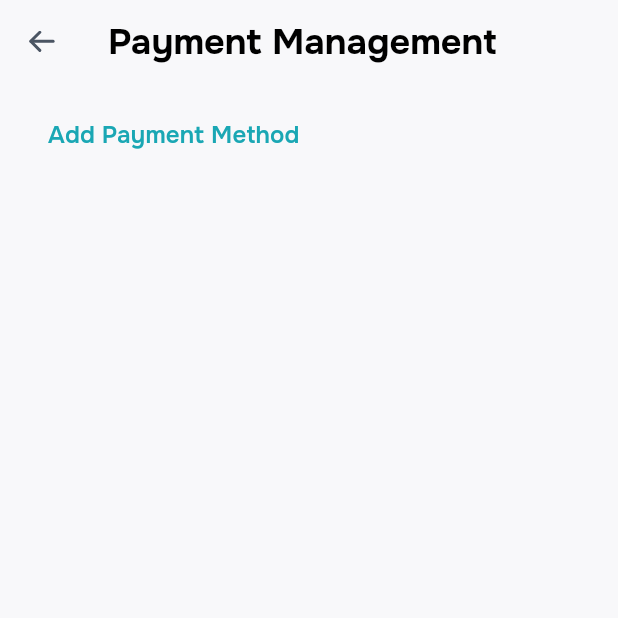
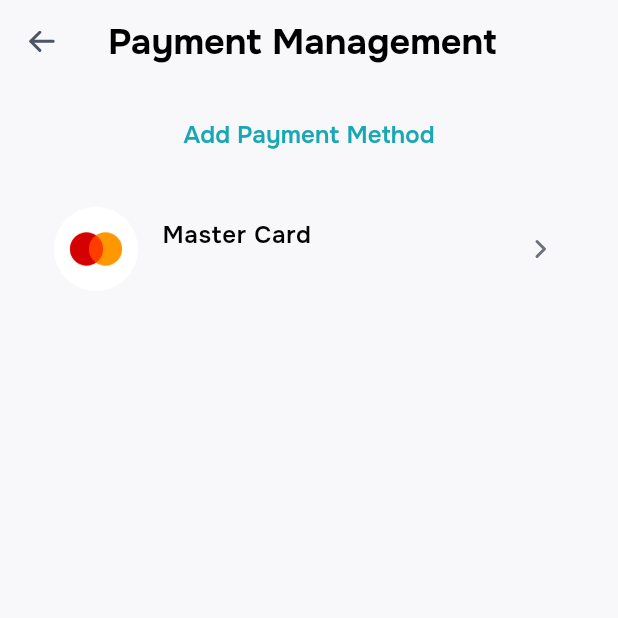
Before and after one commit to fatima-tehreem09/parcel_delivery_app, a Flutter app: the PaymentMethod screen opened by its route, on a phone screen of 412 x 824 dp, the top half of it. Run offline on Flutter 3.47's test engine with Material 3 defaults, Android fonts, the phone set to English and light mode, and no system bars; our stand-ins replace cached_network_image, camera, dio, flutter_riverpod, flutter_svg, freezed_annotation and 7 more; missing offline and left inert: custom_info_window, reusables; accounts and stored records are empty; generated files the repository leaves out were written again; network calls fail; project files that could hold a hidden picture were left out.

Commit message:
payment methods

```diff
--- a/lib/src/const/assets.dart
+++ b/lib/src/const/assets.dart
@@ -43,8 +43,10 @@ class AppAssets {
   static const pinSvg = '${iconPath}pin.svg';
   static const sendButtonIcon = '${iconPath}send-button.svg';
   static const pinPng = '${imagePath}pin.png';
+  static const masterCardIcon = '${imagePath}master-card.png';
 
   static const dragHandle = '${iconPath}drag-handle.svg';
   static const callDecline = '${iconPath}call-decline.svg';
   static const callAccept = '${iconPath}call-accept.svg';
+  static const arrowForward = '${iconPath}arrow-forward.svg';
 }
--- a/lib/src/features/create_tag/views/add_tag.dart
+++ b/lib/src/features/create_tag/views/add_tag.dart
@@ -52,7 +52,7 @@ class _AddTagState extends ConsumerState<AddTag> {
         isHome: true,
       ),
       body: SingleChildScrollView(
-        padding: const EdgeInsets.all(20),
+        padding: const EdgeInsets.symmetric(horizontal: 20),
         child: Column(
           crossAxisAlignment: CrossAxisAlignment.start,
           children: [
--- a/lib/src/features/profile/views/payment_method.dart
+++ b/lib/src/features/profile/views/payment_method.dart
@@ -1,12 +1,15 @@
-import 'package:abiola_along_client_app/src/const/colors.dart';
+import 'package:abiola_along_client_app/src/const/assets.dart';
+import 'package:abiola_along_client_app/src/extensions/size_extension.dart';
 import 'package:abiola_along_client_app/src/features/profile/views/add_payment_method.dart';
 import 'package:abiola_along_client_app/src/widgets/app_bar.dart';
-import 'package:abiola_along_client_app/src/widgets/text_widget.dart';
 import 'package:flutter/material.dart';
 import 'package:flutter_riverpod/flutter_riverpod.dart';
+import 'package:flutter_svg/flutter_svg.dart';
 import 'package:go_router/go_router.dart';
 
+import '../../../const/colors.dart';
 import '../../../core/local/local_storage_repository.dart';
+import '../../../widgets/text_widget.dart';
 
 class PaymentMethod extends ConsumerStatefulWidget {
   const PaymentMethod.builder(
@@ -27,6 +30,7 @@ class _PaymentMethodState extends ConsumerState<PaymentMethod> {
   Widget build(BuildContext context) {
     final _ = ref.watch(localDataProvider);
     final bool isDriver = _.getUserType == "driver";
+    final cardNumber = _.getCardNumber;
     print("isDriver: $isDriver  ");
     return Scaffold(
       backgroundColor: AppColors.primaryScaffoldBg,
@@ -39,6 +43,7 @@ class _PaymentMethodState extends ConsumerState<PaymentMethod> {
         ),
         child: Column(
           children: [
+            if (cardNumber.isEmpty)
               TextButton(
                 style: TextButton.styleFrom(
                   tapTargetSize: MaterialTapTargetSize.shrinkWrap,
@@ -52,9 +57,41 @@ class _PaymentMethodState extends ConsumerState<PaymentMethod> {
                   fontWeight: FontWeight.w600,
                 ),
               ),
+            20.heightBox,
+            ListTile(
+              leading: Container(
+                padding: EdgeInsets.all(9),
+                decoration: BoxDecoration(
+                  color: AppColors.primaryWhite,
+                  borderRadius: BorderRadius.circular(50),
+                ),
+                child: Image.asset(AppAssets.masterCardIcon),
+              ),
+              title: OnestText(
+                "Master Card",
+                color: Color(0xff010101),
+                size: 16,
+                fontWeight: FontWeight.w600,
+              ),
+              subtitle: OnestText(
+                maskCardNumber(cardNumber),
+                color: AppColors.hintDarkGrey,
+                size: 12,
+                fontWeight: FontWeight.w400,
+              ),
+              trailing: SvgPicture.asset(AppAssets.arrowForward),
+            ),
           ],
         ),
       ),
     );
   }
+
+  String maskCardNumber(String cardNumber) {
+    if (cardNumber.length < 4) return cardNumber;
+    final start = cardNumber.substring(0, 2);
+    final end = cardNumber.substring(cardNumber.length - 2);
+    final masked = '*' * (cardNumber.length - 6);
+    return '$start$masked$end';
   }
+}
```
Also changed, not shown: lib/src/core/local/local_storage_repository.dart (+16 -3 lines), lib/src/core/local/shared_preference_repository.dart (+42 -11 lines), lib/src/features/profile/views/add_payment_method.dart (+49 -4 lines), lib/src/features/profile/views/profile_view.dart (+7 -2 lines), lib/src/features/tag/views/progress_tag.dart (+14 -7 lines), lib/src/widgets/dialog/log_out.dart (+20 -4 lines), assets/icons/arrow-forward.svg (added), assets/icons/master-card.svg (added), assets/images/master-card.png (added). Lines whose indentation alone changed are shown as unchanged.
